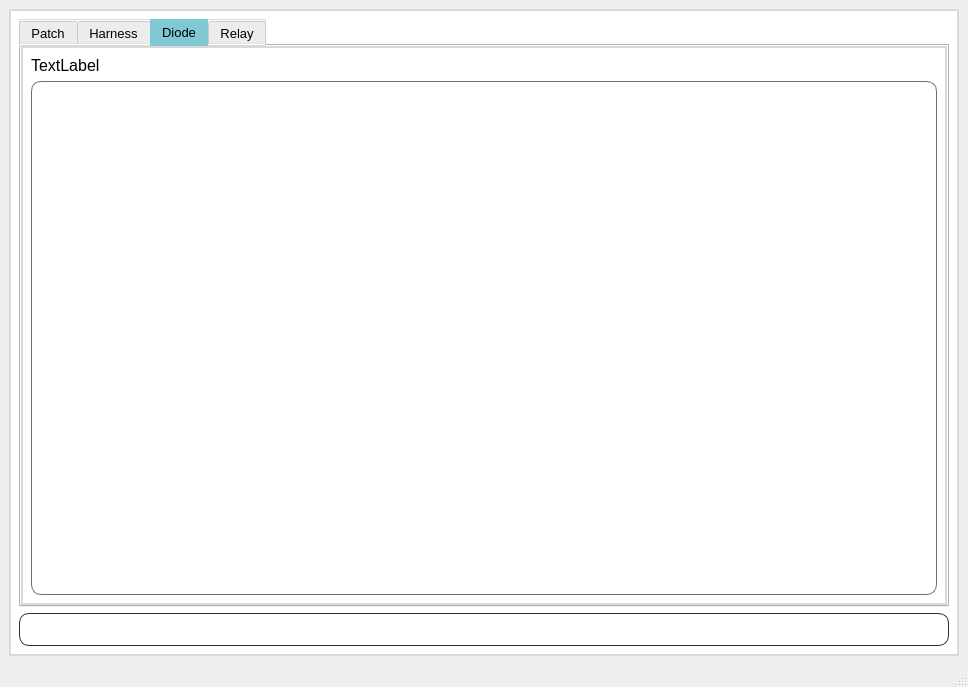
Old version of the form mainwindow.ui in the repository rajeswari235/SolarACHT_2.
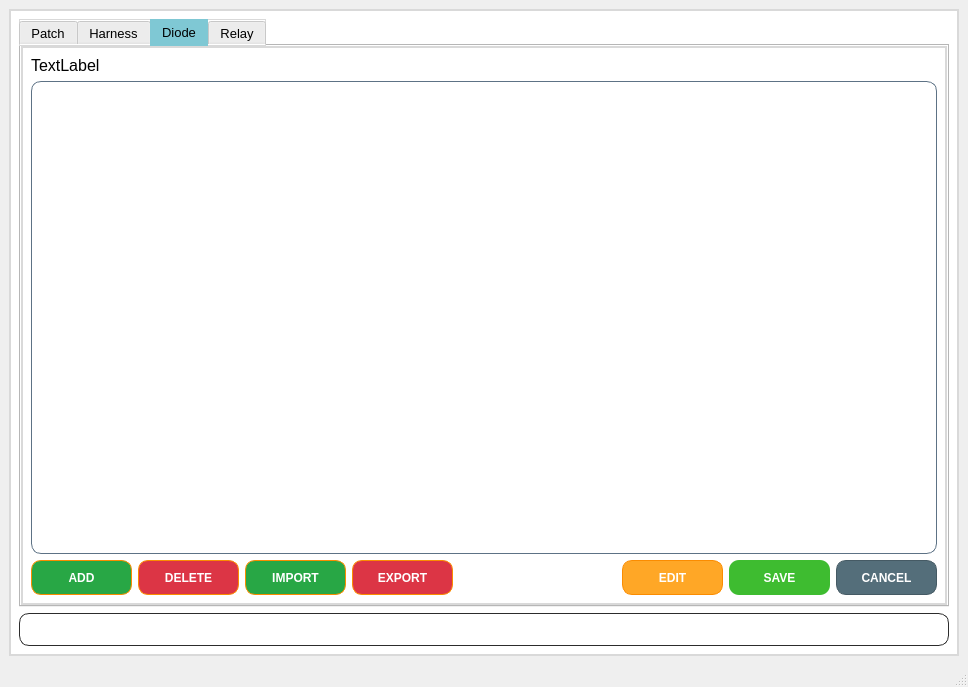
New version of the form. The open tabs and pages were chosen to show the change. Icons and pictures are not drawn. Custom widgets are drawn as their Qt base class.

Commit message: Completed Get Details All Tables Buttons and Edit Strategy.

What changed in the file:
```diff
--- a/mainwindow.ui
+++ b/mainwindow.ui
@@ -44,7 +44,7 @@
      <widget class="QStackedWidget" name="stackedWidget">
       <property name="font">
        <font>
-        <pointsize>12</pointsize>
+        <pointsize>6</pointsize>
         <weight>75</weight>
         <bold>true</bold>
        </font>
@@ -3688,7 +3688,7 @@
       </widget>
       <widget class="QWidget" name="page_patchHarnessData">
        <layout class="QGridLayout" name="gridLayout_14">
-        <item row="1" column="0">
+        <item row="0" column="0">
          <widget class="QTabWidget" name="tabWidget">
           <property name="font">
            <font>
@@ -4473,6 +4473,321 @@
               </property>
              </widget>
             </item>
+            <item row="2" column="0">
+             <layout class="QHBoxLayout" name="horizontalLayout_26">
+              <item>
+               <widget class="QPushButton" name="pushButton_addDiodeRow">
+                <property name="minimumSize">
+                 <size>
+                  <width>101</width>
+                  <height>35</height>
+                 </size>
+                </property>
+                <property name="styleSheet">
+                 <string notr="true">QPushButton
+{
+    background-color: #28A745;
+    color: white;
+
+    border: 1px solid #FB8C00;
+    border-radius: 10px;
+
+    padding: 8px 16px;
+
+    font-weight: bold;
+}
+
+QPushButton:hover
+{
+    background-color: #FFB74D;
+}
+
+QPushButton:pressed
+{
+    background-color: #F57C00;
+
+    padding-top: 10px;
+    padding-left: 10px;
+}</string>
+                </property>
+                <property name="text">
+                 <string>ADD</string>
+                </property>
+               </widget>
+              </item>
+              <item>
+               <widget class="QPushButton" name="pushButton_delDiodeRow">
+                <property name="minimumSize">
+                 <size>
+                  <width>101</width>
+                  <height>35</height>
+                 </size>
+                </property>
+                <property name="styleSheet">
+                 <string notr="true">QPushButton
+{
+    background-color:#DC3545;
+    color: white;
+
+    border: 1px solid #FB8C00;
+    border-radius: 10px;
+
+    padding: 8px 16px;
+
+    font-weight: bold;
+}
+
+QPushButton:hover
+{
+    background-color: #FFB74D;
+}
+
+QPushButton:pressed
+{
+    background-color: #F57C00;
+
+    padding-top: 10px;
+    padding-left: 10px;
+}</string>
+                </property>
+                <property name="text">
+                 <string>DELETE</string>
+                </property>
+               </widget>
+              </item>
+              <item>
+               <widget class="QPushButton" name="pushButton_importDiode">
+                <property name="minimumSize">
+                 <size>
+                  <width>101</width>
+                  <height>35</height>
+                 </size>
+                </property>
+                <property name="styleSheet">
+                 <string notr="true">QPushButton
+{
+    background-color: #28A745;
+    color: white;
+
+    border: 1px solid #FB8C00;
+    border-radius: 10px;
+
+    padding: 8px 16px;
+
+    font-weight: bold;
+}
+
+QPushButton:hover
+{
+    background-color: #FFB74D;
+}
+
+QPushButton:pressed
+{
+    background-color: #F57C00;
+
+    padding-top: 10px;
+    padding-left: 10px;
+}</string>
+                </property>
+                <property name="text">
+                 <string>IMPORT</string>
+                </property>
+               </widget>
+              </item>
+              <item>
+               <widget class="QPushButton" name="pushButton_exportDiode">
+                <property name="minimumSize">
+                 <size>
+                  <width>101</width>
+                  <height>35</height>
+                 </size>
+                </property>
+                <property name="styleSheet">
+                 <string notr="true">QPushButton
+{
+    background-color:#DC3545;
+    color: white;
+
+    border: 1px solid #FB8C00;
+    border-radius: 10px;
+
+    padding: 8px 16px;
+
+    font-weight: bold;
+}
+
+QPushButton:hover
+{
+    background-color: #FFB74D;
+}
+
+QPushButton:pressed
+{
+    background-color: #F57C00;
+
+    padding-top: 10px;
+    padding-left: 10px;
+}</string>
+                </property>
+                <property name="text">
+                 <string>EXPORT</string>
+                </property>
+               </widget>
+              </item>
+              <item>
+               <spacer name="horizontalSpacer_53">
+                <property name="orientation">
+                 <enum>Qt::Horizontal</enum>
+                </property>
+                <property name="sizeType">
+                 <enum>QSizePolicy::MinimumExpanding</enum>
+                </property>
+                <property name="sizeHint" stdset="0">
+                 <size>
+                  <width>40</width>
+                  <height>20</height>
+                 </size>
+                </property>
+               </spacer>
+              </item>
+              <item>
+               <widget class="QPushButton" name="pushButton_editTableViewDiode">
+                <property name="sizePolicy">
+                 <sizepolicy hsizetype="Minimum" vsizetype="Fixed">
+                  <horstretch>0</horstretch>
+                  <verstretch>0</verstretch>
+                 </sizepolicy>
+                </property>
+                <property name="minimumSize">
+                 <size>
+                  <width>101</width>
+                  <height>35</height>
+                 </size>
+                </property>
+                <property name="styleSheet">
+                 <string notr="true">QPushButton
+{
+    background-color: #FFA726;
+    color: white;
+
+    border: 1px solid #FB8C00;
+    border-radius: 10px;
+
+    padding: 8px 16px;
+
+    font-weight: bold;
+}
+
+QPushButton:hover
+{
+    background-color: #FFB74D;
+}
+
+QPushButton:pressed
+{
+    background-color: #F57C00;
+
+    padding-top: 10px;
+    padding-left: 10px;
+}</string>
+                </property>
+                <property name="text">
+                 <string>EDIT</string>
+                </property>
+               </widget>
+              </item>
+              <item>
+               <widget class="QPushButton" name="pushButton_saveChangesDiode">
+                <property name="sizePolicy">
+                 <sizepolicy hsizetype="Minimum" vsizetype="Fixed">
+                  <horstretch>0</horstretch>
+                  <verstretch>0</verstretch>
+                 </sizepolicy>
+                </property>
+                <property name="minimumSize">
+                 <size>
+                  <width>101</width>
+                  <height>35</height>
+                 </size>
+                </property>
+                <property name="styleSheet">
+                 <string notr="true">QPushButton
+{
+    background:rgb(62, 188, 48);
+    border: none;
+    border-radius: 10px;
+    padding: 8px;
+    font-weight: bold;
+    color:white;
+}
+
+QPushButton:hover
+{
+    background:rgb(170, 255, 127);
+}
+
+QPushButton:pressed
+{
+    background:#fdffc6;
+
+    padding-top: 10px;
+    padding-left: 10px;
+}</string>
+                </property>
+                <property name="text">
+                 <string>SAVE</string>
+                </property>
+               </widget>
+              </item>
+              <item>
+               <widget class="QPushButton" name="pushButton_revertChangesDiode">
+                <property name="sizePolicy">
+                 <sizepolicy hsizetype="Minimum" vsizetype="Fixed">
+                  <horstretch>0</horstretch>
+                  <verstretch>0</verstretch>
+                 </sizepolicy>
+                </property>
+                <property name="minimumSize">
+                 <size>
+                  <width>101</width>
+                  <height>35</height>
+                 </size>
+                </property>
+                <property name="styleSheet">
+                 <string notr="true">QPushButton
+{
+    background-color: #546E7A;
+    color: white;
+
+    border: 1px solid #455A64;
+    border-radius: 10px;
+
+    padding: 8px 16px;
+
+    font-weight: bold;
+}
+
+QPushButton:hover
+{
+    background-color: #607D8B;
+}
+
+QPushButton:pressed
+{
+    background-color: #455A64;
+
+    padding-top: 10px;
+    padding-left: 10px;
+}</string>
+                </property>
+                <property name="text">
+                 <string>CANCEL</string>
+                </property>
+               </widget>
+              </item>
+             </layout>
+            </item>
            </layout>
           </widget>
           <widget class="QWidget" name="tab_relay">
@@ -7424,6 +7739,11 @@
    <extends>QTableView</extends>
    <header>calibrationtableview.h</header>
   </customwidget>
+  <customwidget>
+   <class>CustomTableView</class>
+   <extends>QTableView</extends>
+   <header>customtableview.h</header>
+  </customwidget>
  </customwidgets>
  <resources>
   <include location="images.qrc"/>
```
Left out of the diff: 781 changed lines with no effect on the pictures. The commit also changes 5 other files.
